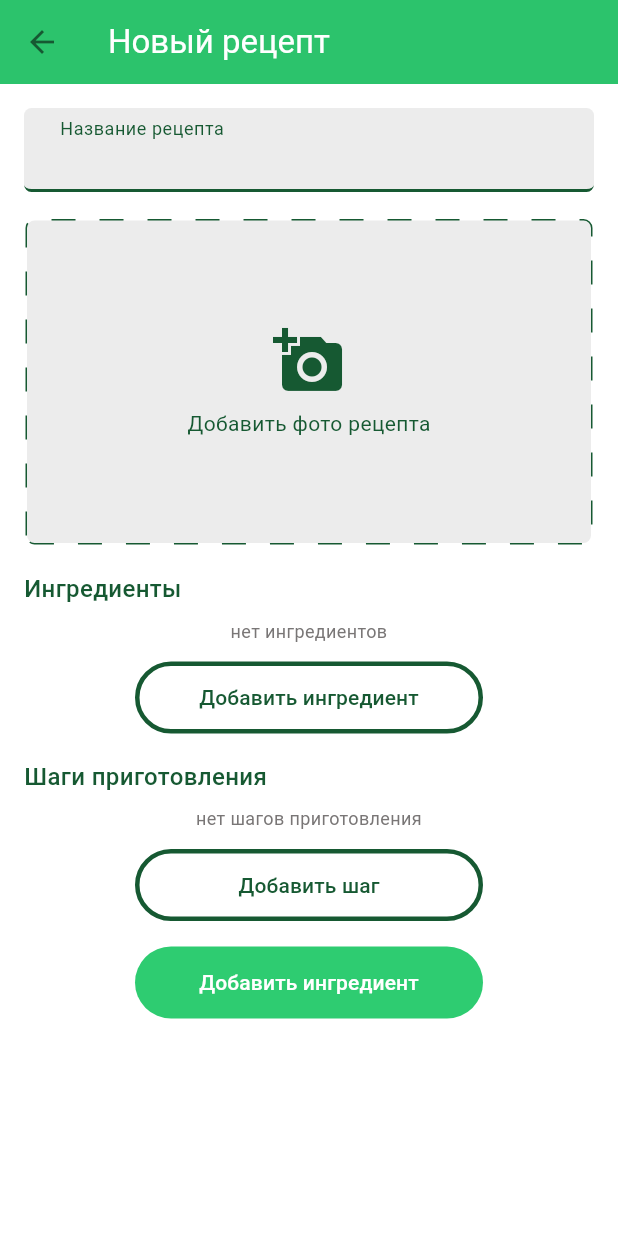
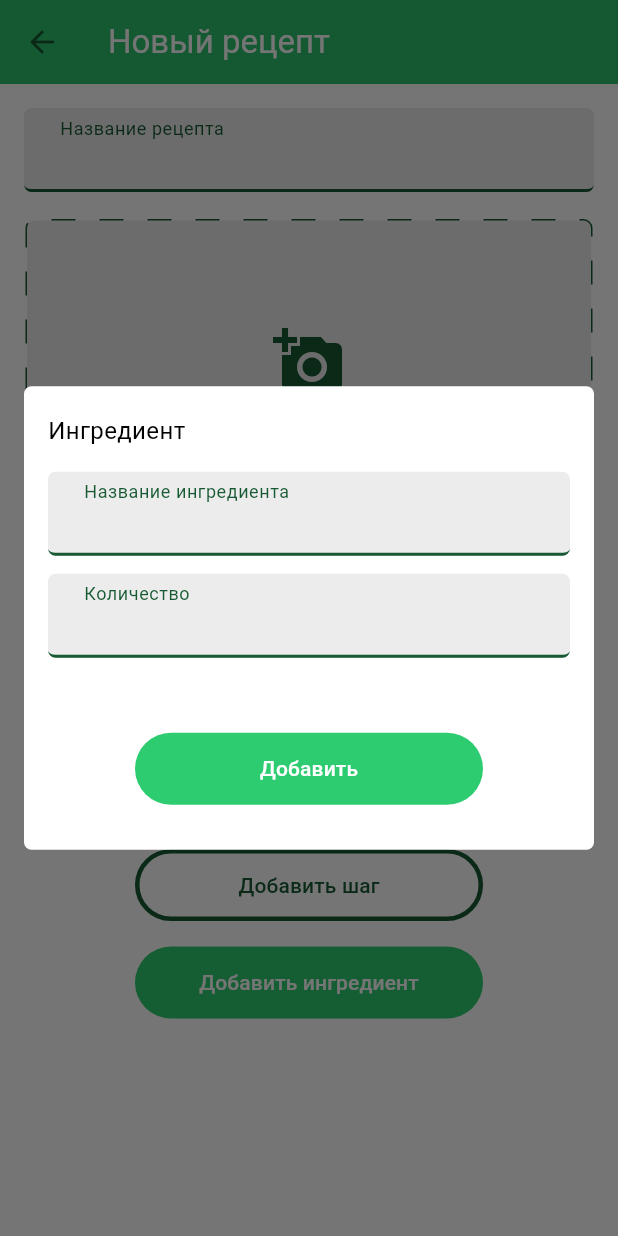
Before and after one commit to rddeveloper2019/flutter_food_otus, a Flutter app: the RecipeFormPage screen opened directly, after a tap on "Добавить ингредиент", on a phone screen of 412 x 824 dp. Run offline on Flutter 3.47's test engine with Material 3 defaults, Android fonts, the phone set to English and light mode, and no system bars; drawn by our look-alikes of dotted_border; network calls fail.

Commit message:
add ingredient dialog

```diff
--- a/lib/ui/recipes/recipe_form_page.dart
+++ b/lib/ui/recipes/recipe_form_page.dart
@@ -9,6 +9,7 @@ import 'package:flutter_food_otus/model/recipe.dart';
 import 'package:flutter_food_otus/model/recipe_step.dart';
 import 'package:flutter_food_otus/repositories/fake_recipes_repository.dart';
 import 'package:flutter_food_otus/theme/app_colors_extension.dart';
+import 'package:flutter_food_otus/ui/recipes/widgets/add_ingredient_dialog.dart';
 import 'package:flutter_food_otus/ui/recipes/widgets/add_photo_widget.dart';
 import 'package:flutter_food_otus/ui/recipes/widgets/app_button.dart';
 import 'package:flutter_food_otus/ui/recipes/widgets/app_input.dart';
@@ -33,6 +34,8 @@ class _RecipeFormPageState extends State<RecipeFormPage> {
   final GlobalKey<FormState> _newRecipeFormKey = GlobalKey<FormState>();
 
   final TextEditingController _nameCtr = TextEditingController();
+  final TextEditingController _ingredientNameCtr = TextEditingController();
+  final TextEditingController _ingredientCountCtr = TextEditingController();
 
   Future<void> init() async {
     recipe = await _controller.getRecipe(widget.recipeId);
@@ -53,6 +56,8 @@ class _RecipeFormPageState extends State<RecipeFormPage> {
   @override
   void dispose() {
     _nameCtr.dispose();
+    _ingredientNameCtr.dispose();
+    _ingredientCountCtr.dispose();
     super.dispose();
   }
 
@@ -110,7 +115,18 @@ class _RecipeFormPageState extends State<RecipeFormPage> {
                 DetailsList(
                   list: [],
                   buttonText: 'Добавить ингредиент',
-                  onAdd: () {},
+                  onAdd: () async {
+                    final result = await showDialog(
+                      context: context,
+                      builder: (context) => const AddIngredientDialog(),
+                    );
+
+                    if (result != null) {
+                      final name = result['name'];
+                      final count = result['count'];
+                      print('Добавлен ингредиент: $name — $count');
+                    }
+                  },
                   title: 'Ингредиенты',
                   emptyText: 'нет ингредиентов',
                 ),
--- /dev/null
+++ b/lib/ui/recipes/widgets/add_ingredient_dialog.dart
@@ -0,0 +1,103 @@
+import 'package:flutter/material.dart';
+import 'package:flutter_food_otus/ui/recipes/widgets/app_button.dart';
+import 'package:flutter_food_otus/ui/recipes/widgets/app_input.dart';
+
+class AddIngredientDialog extends StatefulWidget {
+  const AddIngredientDialog({super.key});
+
+  @override
+  State<AddIngredientDialog> createState() => _AddIngredientDialogState();
+}
+
+class _AddIngredientDialogState extends State<AddIngredientDialog> {
+  final _formKey = GlobalKey<FormState>();
+  final _nameController = TextEditingController();
+  final _countController = TextEditingController();
+
+  @override
+  void initState() {
+    super.initState();
+    _nameController.addListener(_onTextChanged);
+    _countController.addListener(_onTextChanged);
+  }
+
+  @override
+  void dispose() {
+    _nameController.removeListener(_onTextChanged);
+    _countController.removeListener(_onTextChanged);
+    _nameController.dispose();
+    _countController.dispose();
+    super.dispose();
+  }
+
+  void _onTextChanged() {
+    if (mounted) {
+      setState(() {});
+    }
+  }
+
+  void onSubmit() {
+    if (_formKey.currentState?.validate() ?? false) {
+      Navigator.pop(context, {
+        'name': _nameController.text,
+        'count': _countController.text,
+      });
+    }
+  }
+
+  @override
+  Widget build(BuildContext context) {
+    return Dialog(
+      insetPadding: const EdgeInsets.symmetric(horizontal: 16),
+      shape: RoundedRectangleBorder(
+        borderRadius: BorderRadius.circular(5), // ← убирает скругление
+      ),
+      child: Padding(
+        padding: const EdgeInsets.only(
+          top: 18,
+          left: 16,
+          right: 16,
+          bottom: 30,
+        ),
+        child: Form(
+          key: _formKey,
+          child: Column(
+            mainAxisSize: MainAxisSize.min,
+            crossAxisAlignment: CrossAxisAlignment.start,
+            children: [
+              const Text('Ингредиент', style: TextStyle(fontSize: 16)),
+              const SizedBox(height: 16),
+              AppInput(
+                labelText: "Название ингредиента",
+                controller: _nameController,
+                validator: (value) => value?.isEmpty == true
+                    ? 'Введите название ингредиента'
+                    : null,
+              ),
+              const SizedBox(height: 12),
+              AppInput(
+                labelText: "Количество",
+                controller: _countController,
+                validator: (value) =>
+                    value?.isEmpty == true ? 'Введите количество' : null,
+              ),
+              const SizedBox(height: 50),
+              Align(
+                alignment: AlignmentGeometry.center,
+                child: AppButton(
+                  filled: true,
+                  text:
+                      _nameController.text.isNotEmpty &&
+                          _countController.text.isNotEmpty
+                      ? 'Сохранить'
+                      : 'Добавить',
+                  onPressed: onSubmit,
+                ),
+              ),
+            ],
+          ),
+        ),
+      ),
+    );
+  }
+}
```
